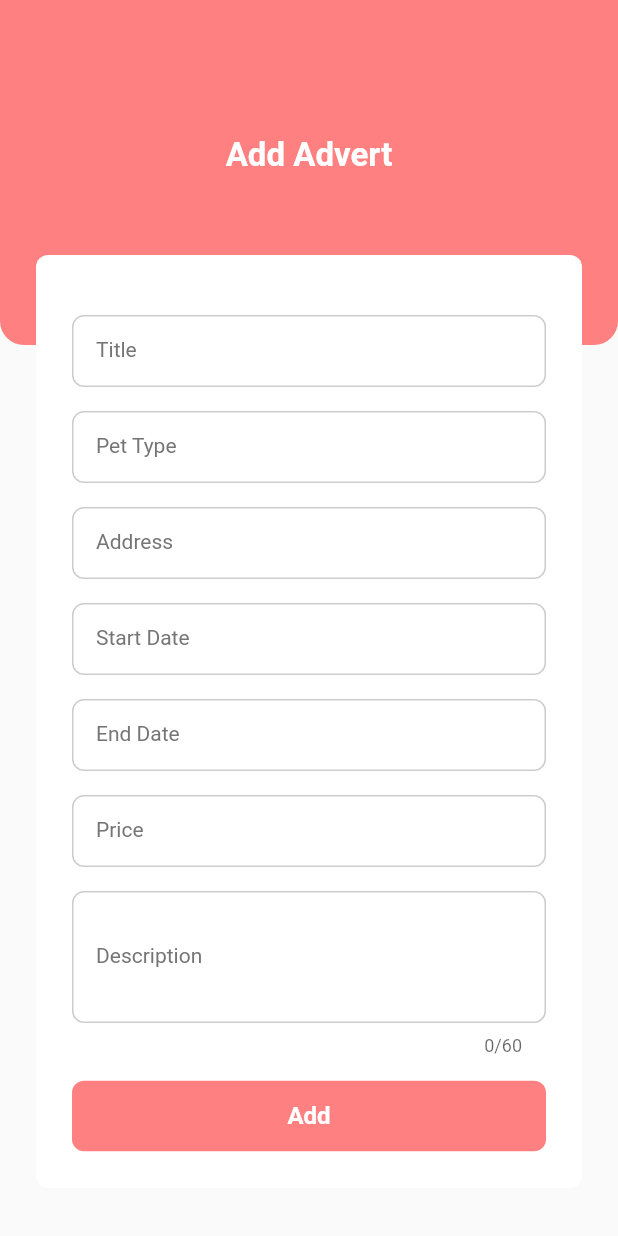
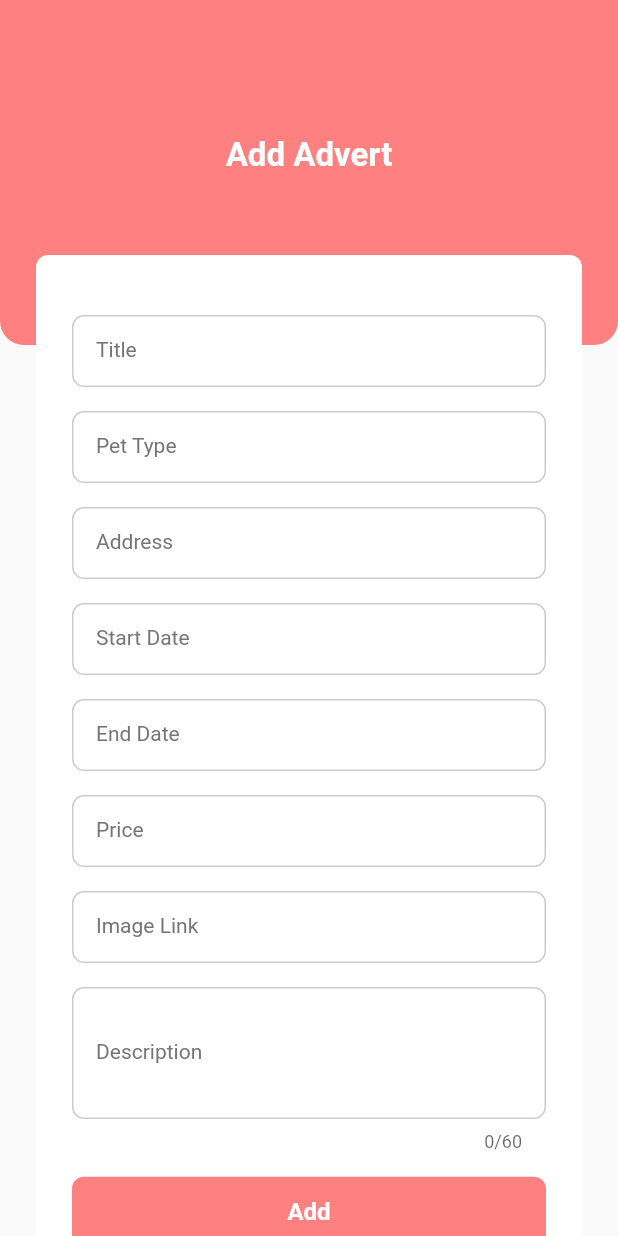
Before and after one commit to Software-Engineering-Hoot/hootApp, a Flutter app: the AddAdvert screen opened directly, on a phone screen of 412 x 824 dp. Run offline on Flutter 3.47's test engine with Material 2 defaults, Android fonts, the phone set to English and light mode, and no system bars; drawn by our look-alikes of datetime_picker_formfield, nb_utils; our stand-ins replace bloc, bloc_concurrency, cloud_firestore, equatable, firebase_auth, firebase_core and 3 more; accounts and stored records are empty.

Commit message:
Advert list

```diff
--- a/lib/posts/bloc/post_bloc.dart
+++ b/lib/posts/bloc/post_bloc.dart
@@ -65,6 +65,7 @@ class PostBloc extends Bloc<PostEvent, PostState> {
   }
 
   Future<List<AdvertModel>> _fetchPosts([int startIndex = 0]) async {
-    return advertService.getAdvert();
+    var advertList = await advertService.getAdvert();
+    return advertList;
   }
 }
--- a/lib/posts/view/add_advert.dart
+++ b/lib/posts/view/add_advert.dart
@@ -152,6 +152,22 @@ class AddAdvertState extends State<AddAdvert> {
                   ),
                   16.height,
                   AppTextField(
+                    textFieldType: TextFieldType.NAME,
+                    decoration: rfInputDecoration(
+                      lableText: 'Image Link',
+                      showLableText: true,
+                    ),
+                    onChanged: (value) {
+                      advert.photos = value;
+                    },
+                    validator: (value) {
+                      return value.isEmptyOrNull
+                          ? 'Please enter image link'
+                          : null;
+                    },
+                  ),
+                  16.height,
+                  AppTextField(
                     maxLength: 60,
                     minLines: 4,
                     maxLines: 4,
```
Also changed, not shown: lib/posts/service/advert.dart (+41 -19 lines), lib/posts/view/posts_list.dart (+3 -4 lines).
